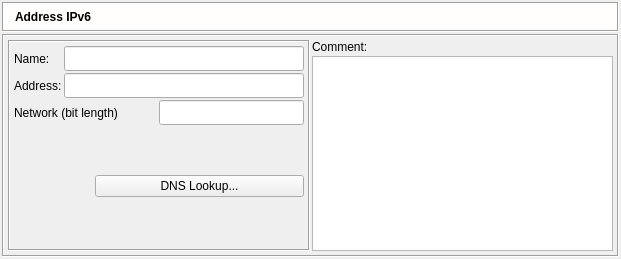
Old version of the form src/gui/ipv6dialog_q.ui in the repository fwbuilder/fwbuilder.
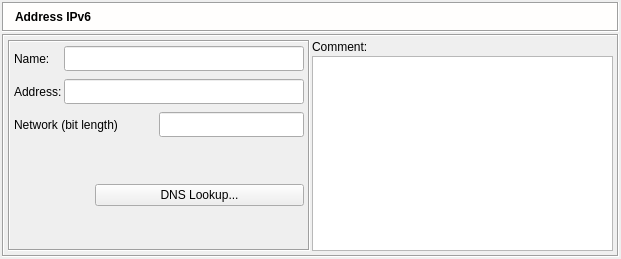
New version of the form. Icons and pictures are not drawn.

Commit message: bug 2078671 ] fwbuilder 3.0.0 build 487 - add/edit interface

The edit to the form file:
```diff
--- a/src/gui/ipv6dialog_q.ui
+++ b/src/gui/ipv6dialog_q.ui
@@ -243,6 +243,9 @@
            <enum>QFrame::Sunken</enum>
           </property>
           <layout class="QGridLayout" >
+           <property name="verticalSpacing" >
+            <number>8</number>
+           </property>
            <item row="0" column="0" >
             <widget class="QLabel" name="textLabel1" >
              <property name="maximumSize" >
```
The commit also changes 5 other files.
